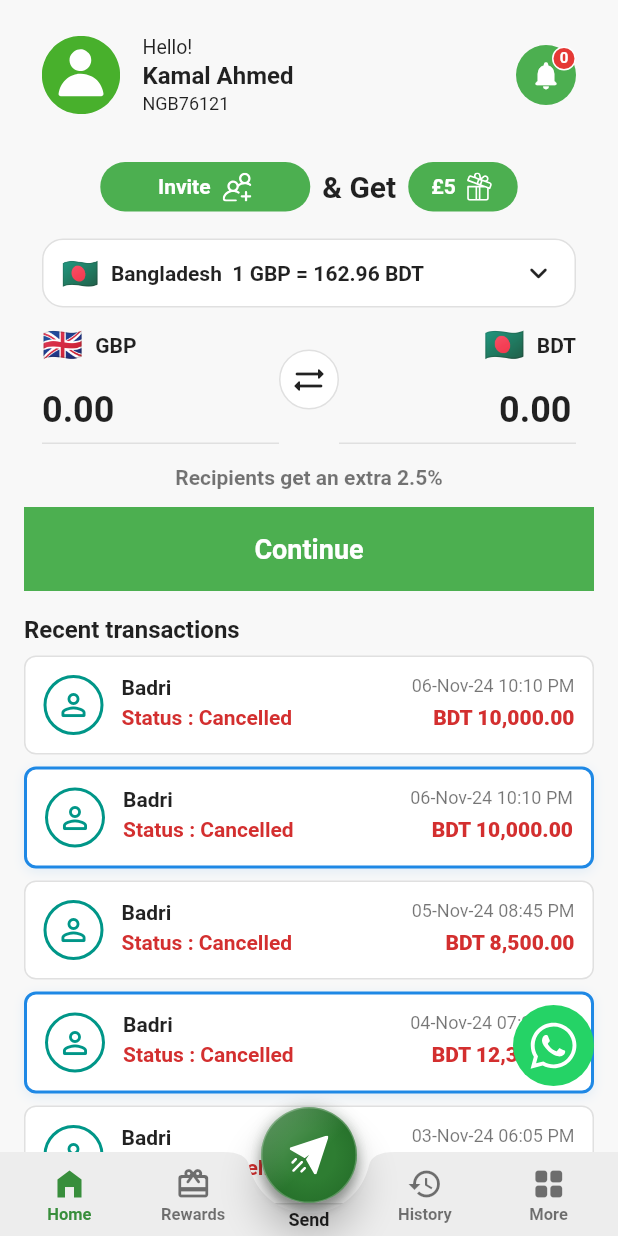
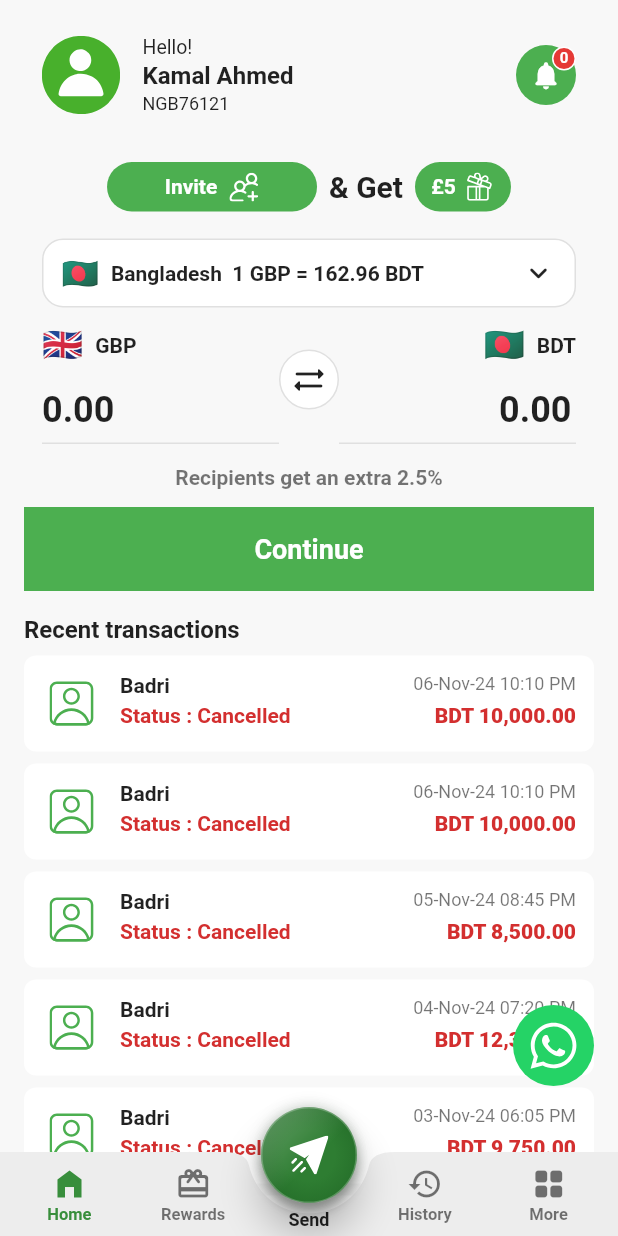
Before and after one commit to RkTushar/nec_app, a Flutter app: the HomeScreen screen opened directly, on a phone screen of 412 x 824 dp. Run offline on Flutter 3.47's test engine with Material 3 defaults, Android fonts, the phone set to English and light mode, and no system bars; our stand-ins replace flutter_svg.

Commit message:
invite button fix

```diff
--- a/nec_app/lib/screens/auth/auth_choose.dart
+++ b/nec_app/lib/screens/auth/auth_choose.dart
@@ -1,4 +1,5 @@
 import 'package:flutter/material.dart';
+import 'package:flutter_svg/flutter_svg.dart';
 import 'signup_screen_1.dart';
 import 'login_screen.dart';
 import 'package:nec_app/widgets/cards/common_card.dart'; // Import the new CommonCard widget
@@ -54,7 +55,7 @@ class AuthChoose extends StatelessWidget {
     return Column(
       children: [
         // The logo is now the only widget in the header column.
-        Image.asset('assets/images/logo.png', height: 100, width: 200),
+        SvgPicture.asset('assets/images/logo.svg', height: 100, width: 200),
       ],
     );
   }
--- a/nec_app/lib/screens/homescreen/home_screen.dart
+++ b/nec_app/lib/screens/homescreen/home_screen.dart
@@ -32,7 +32,7 @@ class HomeScreen extends StatelessWidget {
               children: <Widget>[
                 _HeaderCard(primaryGreen: primaryGreen, notificationCount: 0),
                 const SizedBox(height: 20),
-                _InviteRow(primaryGreen: primaryGreen),
+                _InviteRow(primaryGreen: primaryGreen, currencyCode: initialSenderCurrency),
                 const SizedBox(height: 12),
                 Container(
                   // Remove card look; blend with background (dropdown remains white inside widget)
@@ -62,7 +62,7 @@ class HomeScreen extends StatelessWidget {
                   dateText: '06-Nov-24 10:10 PM',
                   highlighted: false,
                 ),
-                const SizedBox(height: 8),
+
                 TransactionCard(
                   name: 'Badri',
                   statusText: 'Status : Cancelled',
@@ -70,7 +70,7 @@ class HomeScreen extends StatelessWidget {
                   dateText: '06-Nov-24 10:10 PM',
                   highlighted: true,
                 ),
-                const SizedBox(height: 8),
+
                 TransactionCard(
                   name: 'Badri',
                   statusText: 'Status : Cancelled',
@@ -78,7 +78,7 @@ class HomeScreen extends StatelessWidget {
                   dateText: '05-Nov-24 08:45 PM',
                   highlighted: false,
                 ),
-                const SizedBox(height: 8),
+
                 TransactionCard(
                   name: 'Badri',
                   statusText: 'Status : Cancelled',
@@ -86,7 +86,7 @@ class HomeScreen extends StatelessWidget {
                   dateText: '04-Nov-24 07:20 PM',
                   highlighted: true,
                 ),
-                const SizedBox(height: 8),
+
                 TransactionCard(
                   name: 'Badri',
                   statusText: 'Status : Cancelled',
@@ -94,31 +94,7 @@ class HomeScreen extends StatelessWidget {
                   dateText: '03-Nov-24 06:05 PM',
                   highlighted: false,
                 ),
-                const SizedBox(height: 8),
-                TransactionCard(
-                  name: 'Badri',
-                  statusText: 'Status : Cancelled',
-                  amountText: 'BDT 15,000.00',
-                  dateText: '02-Nov-24 05:30 PM',
-                  highlighted: true,
-                ),
-                const SizedBox(height: 8),
-                TransactionCard(
-                  name: 'Badri',
-                  statusText: 'Status : Cancelled',
-                  amountText: 'BDT 6,420.00',
-                  dateText: '01-Nov-24 04:15 PM',
-                  highlighted: false,
-                ),
-                const SizedBox(height: 8),
-                TransactionCard(
-                  name: 'Badri',
-                  statusText: 'Status : Cancelled',
-                  amountText: 'BDT 11,110.00',
-                  dateText: '31-Oct-24 03:00 PM',
-                  highlighted: true,
-                ),
-                const SizedBox(height: 8),
+
                 TransactionCard(
                   name: 'Badri',
                   statusText: 'Status : Cancelled',
@@ -195,7 +171,8 @@ class _HeaderCard extends StatelessWidget {
 
 class _InviteRow extends StatelessWidget {
   final Color primaryGreen;
-  const _InviteRow({required this.primaryGreen});
+  final String? currencyCode;
+  const _InviteRow({required this.primaryGreen, this.currencyCode});
 
   @override
   Widget build(BuildContext context) {
@@ -214,6 +191,7 @@ class _InviteRow extends StatelessWidget {
           onPressed: () {},
           backgroundColor: primaryGreen,
           foregroundColor: Colors.white,
+          currencyCode: currencyCode,
         ),
       ],
     );
--- a/nec_app/lib/widgets/buttons/invite/invite_button_2.dart
+++ b/nec_app/lib/widgets/buttons/invite/invite_button_2.dart
@@ -1,26 +1,30 @@
 import 'package:flutter/material.dart';
 import 'package:flutter_svg/flutter_svg.dart';
+import 'package:nec_app/models/country_model.dart';
 
 class InviteButton2 extends StatelessWidget {
   final VoidCallback? onPressed;
   final Color? backgroundColor;
   final Color? foregroundColor;
+  final String? currencyCode; // ISO 4217 code e.g. GBP, USD
 
   const InviteButton2({
     super.key,
     this.onPressed,
     this.backgroundColor,
     this.foregroundColor,
+    this.currencyCode,
   });
 
   @override
   Widget build(BuildContext context) {
     final Color resolvedBackground = backgroundColor ?? Theme.of(context).colorScheme.primary;
     final Color resolvedForeground = foregroundColor ?? Colors.white;
+    final String code = (currencyCode == null || currencyCode!.trim().isEmpty) ? 'GBP' : currencyCode!.toUpperCase();
+    final String symbol = CurrencyRepository.symbol(code);
 
     return SizedBox(
       height: 33,
-      width: 73,
       child: TextButton(
         onPressed: onPressed,
         style: TextButton.styleFrom(
@@ -34,9 +38,9 @@ class InviteButton2 extends StatelessWidget {
         child: Row(
           mainAxisAlignment: MainAxisAlignment.center,
           children: <Widget>[
-            const Text(
-              '£5',
-              style: TextStyle(fontWeight: FontWeight.w600),
+            Text(
+              '${symbol}5',
+              style: const TextStyle(fontWeight: FontWeight.w600),
             ),
             const SizedBox(width: 6),
             ColorFiltered(
--- a/nec_app/lib/widgets/cards/transaction_card.dart
+++ b/nec_app/lib/widgets/cards/transaction_card.dart
@@ -1,10 +1,12 @@
 import 'package:flutter/material.dart';
+import 'package:flutter_svg/flutter_svg.dart';
+import 'package:nec_app/theme/theme_data.dart';
 
 /// A reusable TransactionCard widget for displaying transaction information.
 ///
 /// This widget provides a consistent look and feel for transaction cards
 /// with support for highlighting and customizable content.
-class TransactionCard extends StatelessWidget {
+class TransactionCard extends StatefulWidget {
   /// The name of the person involved in the transaction
   final String name;
 
@@ -35,6 +37,15 @@ class TransactionCard extends StatelessWidget {
   /// The color of the avatar icon
   final Color? avatarIconColor;
 
+  /// Whether this card is considered selected by parent
+  final bool selected;
+
+  /// Callback when the card is tapped
+  final VoidCallback? onTap;
+
+  /// Bottom spacing added by default to separate cards
+  final double bottomSpacing;
+
   const TransactionCard({
     super.key,
     required this.name,
@@ -47,45 +58,107 @@ class TransactionCard extends StatelessWidget {
     this.icon,
     this.avatarBorderColor,
     this.avatarIconColor,
+    this.selected = false,
+    this.onTap,
+    this.bottomSpacing = 8.0,
   });
 
   @override
+  State<TransactionCard> createState() => _TransactionCardState();
+}
+
+class _TransactionCardState extends State<TransactionCard> {
+  bool _pressed = false;
+
+  void _setPressed(bool pressed) {
+    if (_pressed == pressed) return;
+    setState(() {
+      _pressed = pressed;
+    });
+  }
+
+  Color _statusColorFor(String statusText) {
+    final String normalized = statusText.toLowerCase();
+    if (normalized.contains('done')) {
+      return AppColors.primary; // primary green
+    }
+    if (normalized.contains('cancel')) {
+      return const Color(0xFFD32F2F); // red
+    }
+    return const Color(0xFFD32F2F); // default red (backwards compatible)
+  }
+
+  @override
   Widget build(BuildContext context) {
-    return Container(
+    // Only show blue outline when the card is actively pressed (tap interaction)
+    final bool isActive = _pressed;
+    final Color borderColor = isActive ? const Color(0xFF1E88E5) : Colors.transparent;
+    final double borderWidth = isActive ? 2.0 : 0.0;
+    final List<BoxShadow>? activeShadow = isActive
+        ? <BoxShadow>[
+            BoxShadow(
+              color: const Color(0xFF1E88E5).withValues(alpha: 0.22),
+              blurRadius: 10,
+              spreadRadius: 0.5,
+              offset: const Offset(0, 3),
+            ),
+          ]
+        : null;
+    final Color resolvedStatusColor = widget.statusColor ?? _statusColorFor(widget.statusText);
+
+    return GestureDetector(
+      onTapDown: (_) => _setPressed(true),
+      // Keep outline through tap; we'll clear it after navigation in onTap
+      onTapUp: (_) {},
+      onTapCancel: () => _setPressed(false),
+      onTap: () async {
+        // Ensure the blue outline is visible briefly before navigating
+        _setPressed(true);
+        await Future.delayed(const Duration(milliseconds: 120));
+        try {
+          widget.onTap?.call();
+        } finally {
+          // Allow a short time for route transition to start, then clear outline
+          await Future.delayed(const Duration(milliseconds: 120));
+          if (mounted) {
+            _setPressed(false);
+          }
+        }
+      },
+      behavior: HitTestBehavior.opaque,
+      child: AnimatedContainer(
+        duration: const Duration(milliseconds: 180),
+        curve: Curves.easeInOut,
+        margin: EdgeInsets.only(bottom: widget.bottomSpacing),
         decoration: BoxDecoration(
           color: Theme.of(context).cardColor,
           borderRadius: BorderRadius.circular(8),
-        border: Border.all(
-          color: highlighted ? const Color(0xFF1E88E5) : Theme.of(context).dividerColor,
-          width: highlighted ? 2 : 1,
-        ),
-        boxShadow: highlighted
-            ? <BoxShadow>[
-                BoxShadow(
-                  color: const Color(0xFF1E88E5).withOpacity(0.1),
-                  blurRadius: 6,
-                  offset: const Offset(0, 2),
-                )
-              ]
-            : null,
+          border: Border.all(color: borderColor, width: borderWidth),
+          boxShadow: activeShadow,
         ),
         padding: const EdgeInsets.all(12),
         child: Row(
           crossAxisAlignment: CrossAxisAlignment.start,
           children: <Widget>[
-          Container(
+            SizedBox(
               width: 40,
               height: 40,
-            decoration: BoxDecoration(
-              borderRadius: BorderRadius.circular(20),
-              border: Border.all(
-                color: avatarBorderColor ?? Colors.teal,
-                width: 2,
+              child: Center(
+                child: widget.icon != null
+                    ? Icon(
+                        widget.icon!,
+                        color: widget.avatarIconColor ?? AppColors.primary,
+                        size: 24,
+                      )
+                    : SvgPicture.asset(
+                        'assets/icons/person_icon.svg',
+                        width: 30,
+                        height: 30,
+                        colorFilter: ColorFilter.mode(
+                          widget.avatarIconColor ?? AppColors.primary,
+                          BlendMode.srcIn,
                         ),
                       ),
-            child: Icon(
-              icon ?? Icons.person_outline_rounded,
-              color: avatarIconColor ?? Colors.teal,
               ),
             ),
             const SizedBox(width: 12),
@@ -94,14 +167,14 @@ class TransactionCard extends StatelessWidget {
                 crossAxisAlignment: CrossAxisAlignment.start,
                 children: <Widget>[
                   Text(
-                  name,
+                    widget.name,
                     style: const TextStyle(fontWeight: FontWeight.w700),
                   ),
                   const SizedBox(height: 4),
                   Text(
-                  statusText,
+                    widget.statusText,
                     style: TextStyle(
-                    color: statusColor ?? const Color(0xFFD32F2F),
+                      color: resolvedStatusColor,
                       fontWeight: FontWeight.w600,
                     ),
                   ),
@@ -112,14 +185,14 @@ class TransactionCard extends StatelessWidget {
               crossAxisAlignment: CrossAxisAlignment.end,
               children: <Widget>[
                 Text(
-                dateText,
+                  widget.dateText,
                   style: Theme.of(context).textTheme.bodySmall?.copyWith(fontSize: 12),
                 ),
                 const SizedBox(height: 6),
                 Text(
-                amountText,
+                  widget.amountText,
                   style: TextStyle(
-                  color: amountColor ?? const Color(0xFFD32F2F),
+                    color: widget.amountColor ?? const Color(0xFFD32F2F),
                     fontWeight: FontWeight.w800,
                   ),
                 ),
@@ -127,6 +200,7 @@ class TransactionCard extends StatelessWidget {
             )
           ],
         ),
+      ),
     );
   }
 }
```
Also changed, not shown: nec_app/assets/icons/person_icon.svg (added), nec_app/assets/images/logo.png (deleted), nec_app/assets/images/logo.svg (added). Lines whose indentation alone changed are shown as unchanged.
